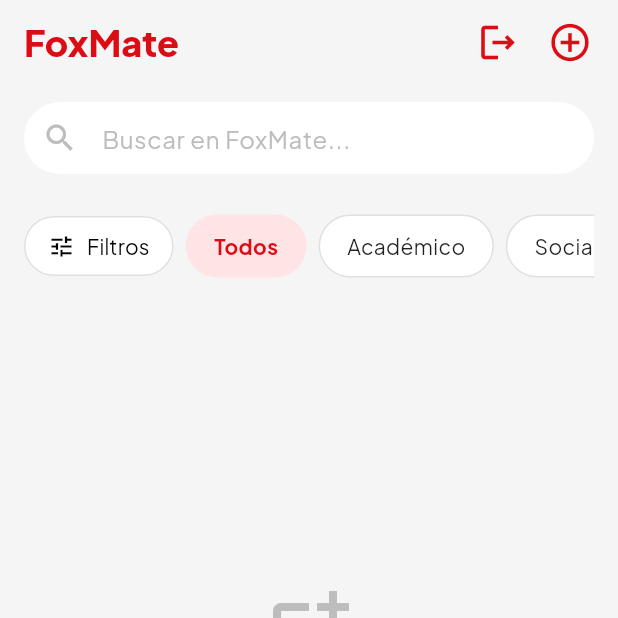
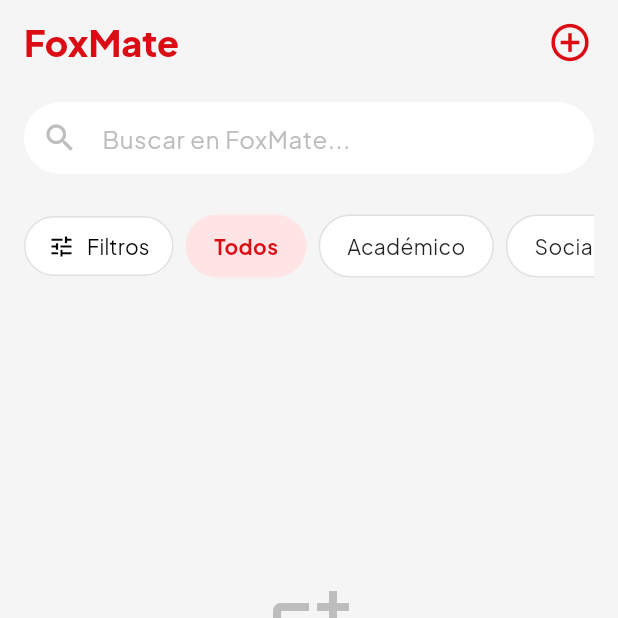
Before and after one commit to PholCast/fox_mate_app, a Flutter app: the screen it shows once a user with an empty profile is signed in, on a phone screen of 412 x 824 dp, the top half of it. Run offline on Flutter 3.47's test engine with Material 3 defaults, Android fonts, the phone set to English and light mode, and no system bars; our stand-ins replace cloud_firestore, equatable, firebase_auth, firebase_core, firebase_storage, flutter_svg and 2 more; accounts and stored records are empty.

Commit message:
Remove logout button in postsScreen and fix match data

```diff
--- a/lib/presentation/screens/home/post_screen.dart
+++ b/lib/presentation/screens/home/post_screen.dart
@@ -4,7 +4,6 @@
 import 'package:fox_mate_app/domain/entities/post_entity.dart';
 import 'package:fox_mate_app/presentation/screens/create/create_post_screen.dart';
 import 'package:fox_mate_app/presentation/screens/home/widgets/post_card.dart';
-import 'package:fox_mate_app/providers/auth_provider.dart';
 import 'package:fox_mate_app/providers/post_provider.dart';
 import 'package:provider/provider.dart';
 
@@ -181,20 +180,6 @@
           ),
         ),
         actions: [
-          Consumer<AuthProvider>(
-            builder: (context, authProvider, _) {
-              return IconButton(
-                icon: const Icon(
-                  Icons.logout_outlined,
-                  color: CustomColors.primaryColor,
-                  size: 30,
-                ),
-                onPressed: () async {
-                  await authProvider.signOut();
-                },
-              );
-            },
-          ),
           IconButton(
             icon: const Icon(
               Icons.add_circle_outline_sharp,
--- a/lib/presentation/screens/profile/profile_screen.dart
+++ b/lib/presentation/screens/profile/profile_screen.dart
@@ -94,12 +94,6 @@
       // Sign out
       await authProvider.signOut();
 
-      if (mounted) {
-        Navigator.of(context).pushAndRemoveUntil(
-          MaterialPageRoute(builder: (_) => const WelcomeScreen()),
-          (route) => false,
-        );
-      }
     }
   }
 
```
Also changed, not shown: lib/presentation/screens/match/match_screen.dart (+21 -7 lines).
